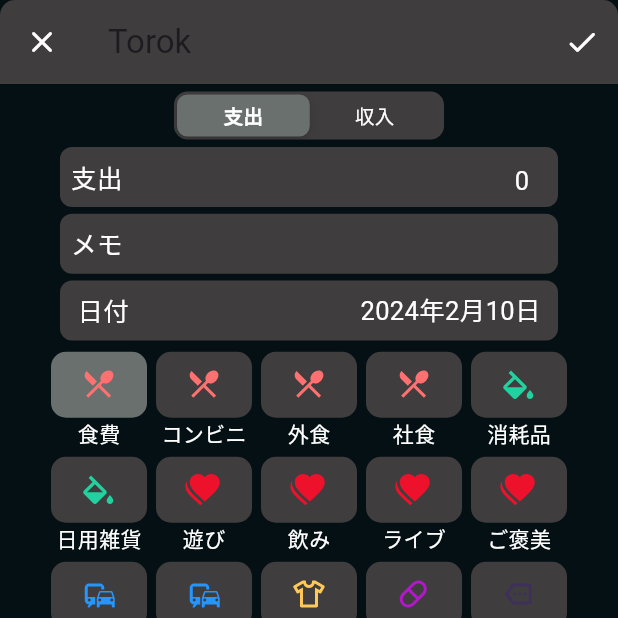
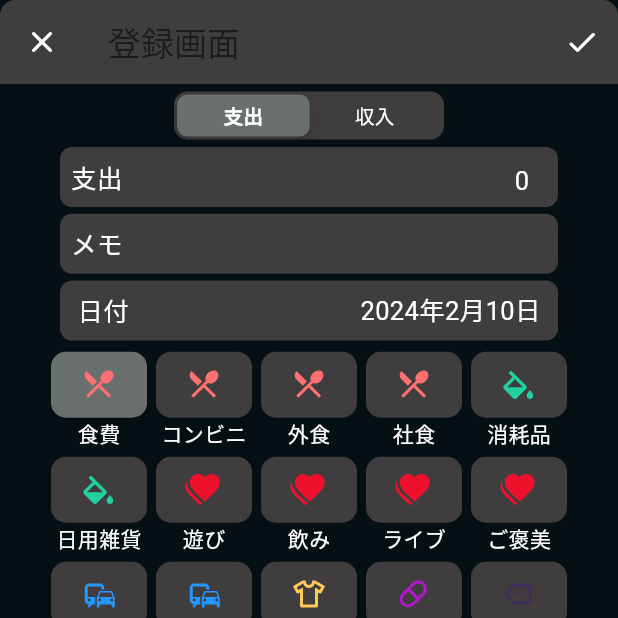
Before and after one commit to puruwo/kakeibo, a Flutter app: the Torok screen opened directly, after a tap on the "done" icon, on a phone screen of 412 x 824 dp, the top half of it. Run offline on Flutter 3.47's test engine with Material 3 defaults, Android fonts, the phone set to English and light mode, and no system bars; our stand-ins replace flutter_hooks, flutter_riverpod, flutter_svg, freezed_annotation, go_router, hooks_riverpod and 4 more; accounts and stored records are empty; generated files the repository leaves out were written again.

Commit message:
編集モード対応、登録画面モーダル調整、ページングの見直し

```diff
--- a/lib/view/organism/memo_input_field.dart
+++ b/lib/view/organism/memo_input_field.dart
@@ -9,13 +9,10 @@ class MemoInputField extends ConsumerWidget {
   @override
   Widget build(BuildContext context, WidgetRef ref) {
     //recordの値を取得
-    //TextFieldのonTapOutsideが呼び出された時にリビルドがかかり、controllerが初期化されるため同期する必要がある
-    final provider = ref.read(tBL001RecordNotifierProvider);
-    final TextEditingController memoInputController =
-        TextEditingController(text: provider.memo);
-    memoInputController.selection = TextSelection.fromPosition(
-      TextPosition(offset: memoInputController.text.length),
-    );
+    final provider = ref.watch(tBL001RecordNotifierProvider);
+
+    final TextEditingController memoInputController = TextEditingController(text: provider.memo);
+    memoInputController.selection = TextSelection.fromPosition(TextPosition(offset: memoInputController.text.length));
 
     return SizedBox(
       height: 40,
@@ -26,6 +23,7 @@ class MemoInputField extends ConsumerWidget {
           borderRadius: BorderRadius.circular(8),
         ),
         child: TextField(
+          controller: memoInputController,
           textAlign: TextAlign.right,
           textAlignVertical: TextAlignVertical.top,
           style: const TextStyle(color: MyColors.white, fontSize: 17),
@@ -56,23 +54,15 @@ class MemoInputField extends ConsumerWidget {
             ),
           ),
 
-          // onChanged: (value) {
-
-          // },
-          //キーボードを閉じる
-          // onTapOutside: (event) => FocusScope.of(context).unfocus(),
-
-          onChanged: (value) {
+          //領域外をタップでproviderを更新する
+          onTapOutside: (event) {
+            //providerを更新
             final memo = memoInputController.text;
-
-            //tbl001_recordのnotifierを取得
             final notifier = ref.read(tBL001RecordNotifierProvider.notifier);
-
-            //更新
             notifier.updateMemo(memo);
+            //キーボードを閉じる
+            FocusScope.of(context).unfocus();
           },
-
-          controller: memoInputController,
         ),
       ),
     );
--- a/lib/view/page/torok.dart
+++ b/lib/view/page/torok.dart
@@ -5,6 +5,7 @@ import 'package:flutter/services.dart';
 import 'package:hooks_riverpod/hooks_riverpod.dart';
 import 'package:go_router/go_router.dart';
 import 'package:kakeibo/constant/colors.dart';
+import 'package:kakeibo/repository/tbl001_record.dart';
 
 import 'package:kakeibo/view/test_all_row_get_button.dart';
 import 'package:kakeibo/view/organism/price_input_field.dart';
@@ -12,7 +13,6 @@ import 'package:kakeibo/view/organism/memo_input_field.dart';
 import 'package:kakeibo/view/organism/category_area.dart';
 import 'package:kakeibo/view/organism/torok_selected_segment.dart';
 import 'package:kakeibo/view_model/provider/selected_segment_status.dart';
-import 'package:kakeibo/view_model/provider/home_datetime/torok_button.dart';
 import 'package:kakeibo/view_model/provider/is_registerable.dart';
 import 'package:kakeibo/view_model/provider/update_DB_count.dart';
 
@@ -20,9 +20,15 @@ import 'package:kakeibo/view/organism/date_input_field.dart';
 import 'package:kakeibo/view_model/provider/category.dart';
 import 'package:kakeibo/view_model/provider/tbl001_state/tbl001_state.dart';
 
-class Torok extends StatefulHookConsumerWidget {
-  const Torok({super.key});
+class Torok extends ConsumerStatefulWidget {
+  const Torok(
+      {this.screenMode,
+      this.tBL001Record,
+      super.key});
 
+  //0:登録モード、1:編集モード
+  final int? screenMode;
+  final TBL001Record? tBL001Record;
   @override
   ConsumerState<ConsumerStatefulWidget> createState() => _TorokState();
 }
@@ -35,6 +41,14 @@ class _TorokState extends ConsumerState<Torok> {
   @override
   Widget build(BuildContext context) {
     //状態管理---------------------------------------------------------------------------------------
+
+    //前画面からレコードを受け取っていればそれを設定する
+    WidgetsBinding.instance.addPostFrameCallback((_) {
+      if (widget.tBL001Record != null) {
+      final notifier = ref.read(tBL001RecordNotifierProvider.notifier);
+      notifier.setData(widget.tBL001Record!);
+      }
+    });
 
     final selectedSegmentedStatus =
         ref.watch(selectedSegmentStatusNotifierProvider);
@@ -77,11 +91,19 @@ class _TorokState extends ConsumerState<Torok> {
     //レイアウト------------------------------------------------------------------------------------
 
     return Scaffold(
-      // backgroundColor: MyColors.richBlack,
+      backgroundColor: MyColors.richBlack,
+
       appBar: AppBar(
         //ヘッダー右のアイコンボタン
         actions: [
           IconButton(
+
+            icon: const Icon(
+              //完了チェックマーク
+              Icons.done_rounded,
+              color: MyColors.white,
+            ),
+
             onPressed: () {
               //登録可非の状態管理
               final isRegisterableNotifier =
@@ -92,6 +114,7 @@ class _TorokState extends ConsumerState<Torok> {
                   ref.read(tBL001RecordNotifierProvider);
               final price = tbl001StateProvider.price;
 
+              //エラーチェック
               //金額分岐でisRegisterableの更新とメッセージ定義
               if (price <= 0) {
                 isRegisterableNotifier.updateState(false);
@@ -100,17 +123,19 @@ class _TorokState extends ConsumerState<Torok> {
               } else {
                 isRegisterableNotifier.updateState(true);
               }
-
               final isRegisterableProvider =
                   ref.read(isRegisterableNotifierProvider);
 
+              //登録できるなら
               if (isRegisterableProvider == true) {
                 //挿入
                 final notifier =
                     ref.read(tBL001RecordNotifierProvider.notifier);
-                notifier.insertToTable();
+
+                //登録モード
+                if (widget.screenMode == 0) {
+                  notifier.insert();
                   Navigator.of(context).pop();
-                //スナックバーやとfloatingactionbuttonが浮いてしまうので他の方法を考える
                   ScaffoldMessenger.of(context)
                     ..hideCurrentSnackBar()
                     ..showSnackBar(const SnackBar(
@@ -118,12 +143,27 @@ class _TorokState extends ConsumerState<Torok> {
                       behavior: SnackBarBehavior.floating,
                       duration: Duration(seconds: 2),
                     ));
+                }
+                //編集モード
+                else if (widget.screenMode == 1) {
+                  notifier.update();
+                  Navigator.of(context).pop();
+                  ScaffoldMessenger.of(context)
+                    ..hideCurrentSnackBar()
+                    ..showSnackBar(const SnackBar(
+                      content: Text('変更が完了しました'),
+                      behavior: SnackBarBehavior.floating,
+                      duration: Duration(seconds: 2),
+                    ));
+                }
                 //DB更新のnotifier
                 //DBが更新されたことをグローバルなproviderに反映
-                  final notifier2 = ref.read(updateDBCountNotifierProvider.notifier);
+                final notifier2 =
+                    ref.read(updateDBCountNotifierProvider.notifier);
                 notifier2.incrementState();
-
-              } else if (isRegisterableProvider == false) {
+              }
+              //登録できないなら
+              else if (isRegisterableProvider == false) {
                 //エラーハンドル
                 ScaffoldMessenger.of(context)
                   ..hideCurrentSnackBar()
@@ -131,29 +171,8 @@ class _TorokState extends ConsumerState<Torok> {
                       content: Text('正しく入力してください'),
                       behavior: SnackBarBehavior.floating,
                       duration: Duration(seconds: 2)));
-                // showAdaptiveDialog(
-                //   context: context,
-                //   builder: (dialogContext) {
-                //     return AlertDialog.adaptive(
-                //       title: const Text("エラーテキスト1"),
-                //       content: Text('エラーテキスト2'),
-                //       actions: [
-                //         TextButton(
-                //           child: const Text("OK"),
-                //           onPressed: () {
-                //             Navigator.of(dialogContext).pop();
-                //           },
-                //         ),
-                //       ],
-                //     );
-                //   },
-                // );
               }
             },
-            icon: const Icon(
-              Icons.done_rounded,
-              color: MyColors.white,
-            ),
           ),
         ],
 
@@ -161,6 +180,7 @@ class _TorokState extends ConsumerState<Torok> {
         leading: IconButton(
           onPressed: () => Navigator.of(context).pop(),
           icon: const Icon(
+            //バッテン
             Icons.close_rounded,
             color: MyColors.white,
           ),
@@ -175,18 +195,16 @@ class _TorokState extends ConsumerState<Torok> {
           ),
         ),
         title: const SizedBox(
-          child: Text('Torok'),
+          child: Text('登録画面'),
         ),
       ),
 
-      backgroundColor: MyColors.richBlack,
       //body
       body: SingleChildScrollView(
         child: Center(
           child: Column(
             children: [
               const SizedBox(height: 5),
-
               const TorokSelectedSegment(),
               const SizedBox(height: 5),
               PriceInputField(
```
Also changed, not shown: lib/repository/tbl001_record.dart (+18 -1 lines), lib/view/foundation.dart (+2 -6 lines), lib/view/organism/expence_history_list_area.dart (+31 -4 lines), lib/view/organism/price_input_field.dart (+12 -24 lines), lib/view/page/home.dart (+8 -2 lines), lib/view/page/third_page.dart (+10 -3 lines), lib/view_model/provider/home_datetime/torok_button.dart (deleted, +0 -20 lines), lib/view_model/provider/tbl001_state/tbl001_state.dart (+13 -1 lines), lib/view_model/provider/tbl001_state/tbl001_state.g.dart. Lines whose indentation alone changed are shown as unchanged.
